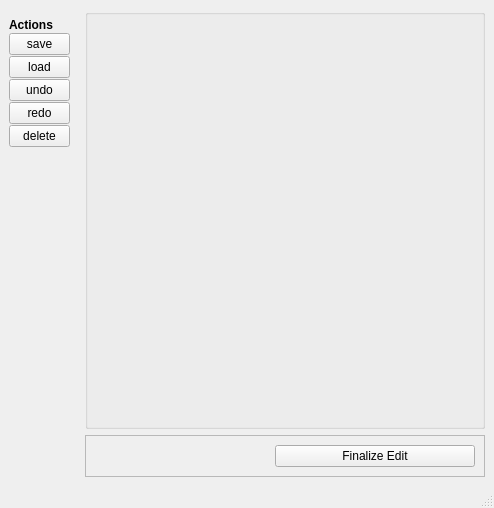
Old version of the form crmapconverter/osm2cr/converter_modules/gui_modules/GUI_resources/lane_link_edit_embedding.ui in the repository CommonRoad/commonroad-scenario-designer.
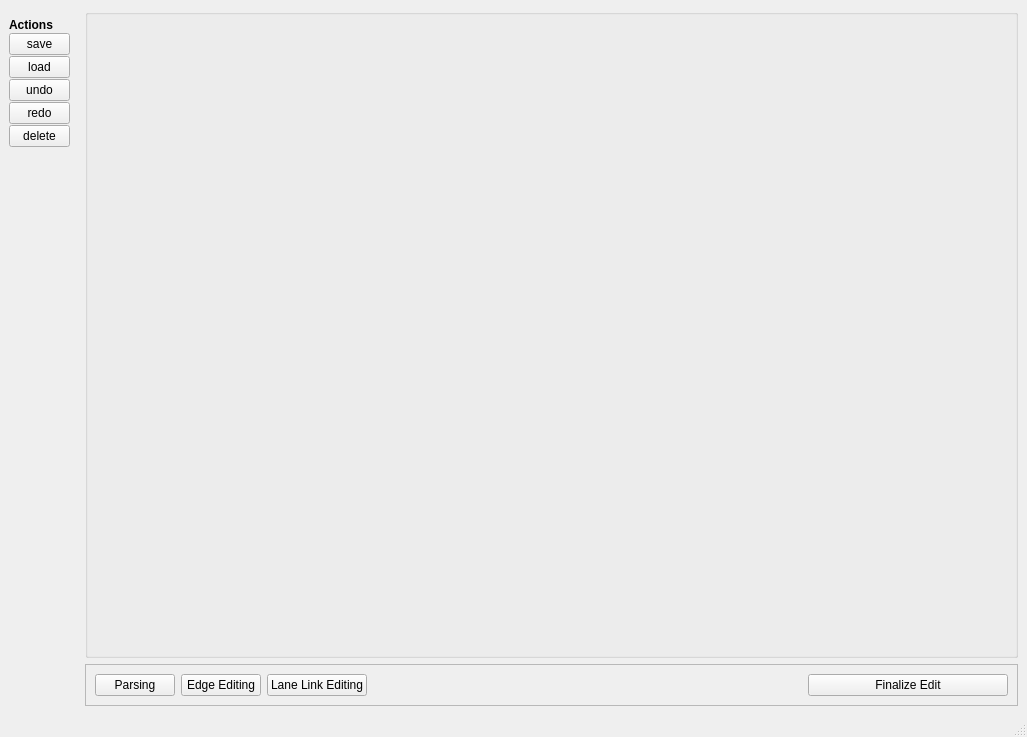
New version of the form.

What changed in the file:
```diff
--- a/crmapconverter/osm2cr/converter_modules/gui_modules/GUI_resources/lane_link_edit_embedding.ui
+++ b/crmapconverter/osm2cr/converter_modules/gui_modules/GUI_resources/lane_link_edit_embedding.ui
@@ -6,8 +6,8 @@
    <rect>
     <x>0</x>
     <y>0</y>
-    <width>494</width>
-    <height>508</height>
+    <width>1027</width>
+    <height>737</height>
    </rect>
   </property>
   <property name="windowTitle">
@@ -154,7 +154,27 @@
        <enum>QFrame::Raised</enum>
       </property>
       <layout class="QGridLayout" name="gridLayout_3">
-       <item row="0" column="1">
+       <item row="0" column="0">
+        <widget class="QPushButton" name="pushButton">
+         <property name="text">
+          <string>Parsing</string>
+         </property>
+        </widget>
+       </item>
+       <item row="0" column="3">
+        <spacer name="horizontalSpacer">
+         <property name="orientation">
+          <enum>Qt::Horizontal</enum>
+         </property>
+         <property name="sizeHint" stdset="0">
+          <size>
+           <width>40</width>
+           <height>20</height>
+          </size>
+         </property>
+        </spacer>
+       </item>
+       <item row="0" column="4">
         <widget class="QPushButton" name="b_finalize">
          <property name="minimumSize">
           <size>
@@ -167,18 +187,19 @@
          </property>
         </widget>
        </item>
-       <item row="0" column="0">
-        <spacer name="horizontalSpacer">
-         <property name="orientation">
-          <enum>Qt::Horizontal</enum>
+       <item row="0" column="1">
+        <widget class="QPushButton" name="pushButton_2">
+         <property name="text">
+          <string>Edge Editing</string>
          </property>
-         <property name="sizeHint" stdset="0">
-          <size>
-           <width>40</width>
-           <height>20</height>
-          </size>
+        </widget>
+       </item>
+       <item row="0" column="2">
+        <widget class="QPushButton" name="pushButton_3">
+         <property name="text">
+          <string>Lane Link Editing</string>
          </property>
-        </spacer>
+        </widget>
        </item>
       </layout>
      </widget>
```
Left out of the diff: 4 changed lines with no effect on the pictures.
